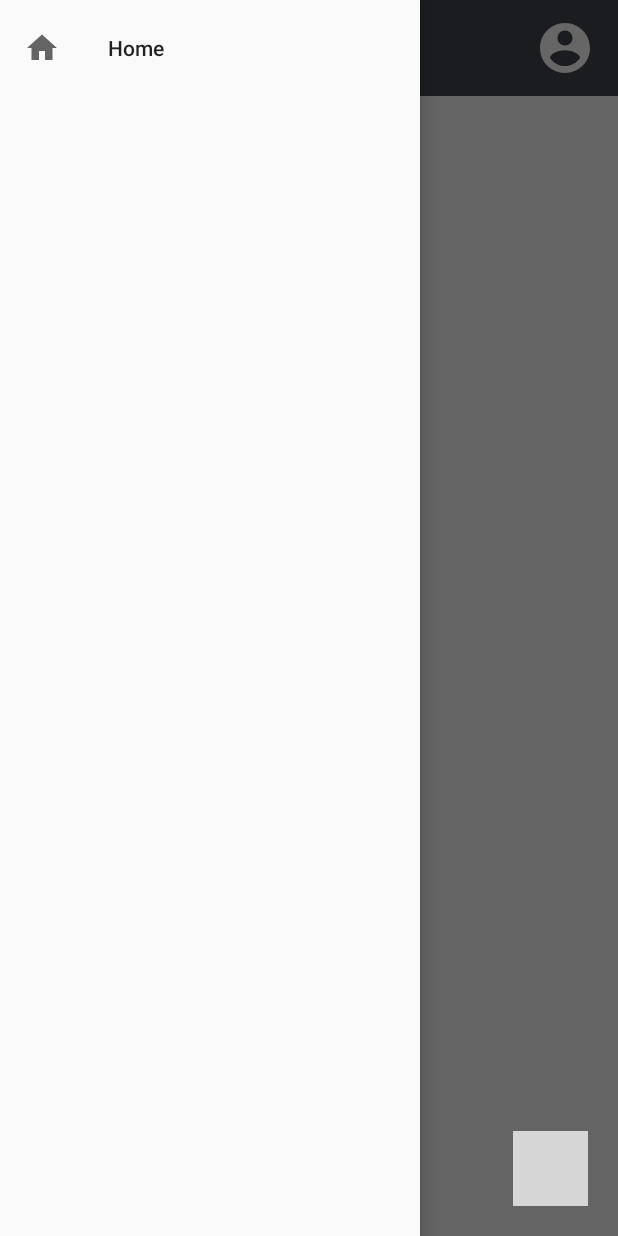
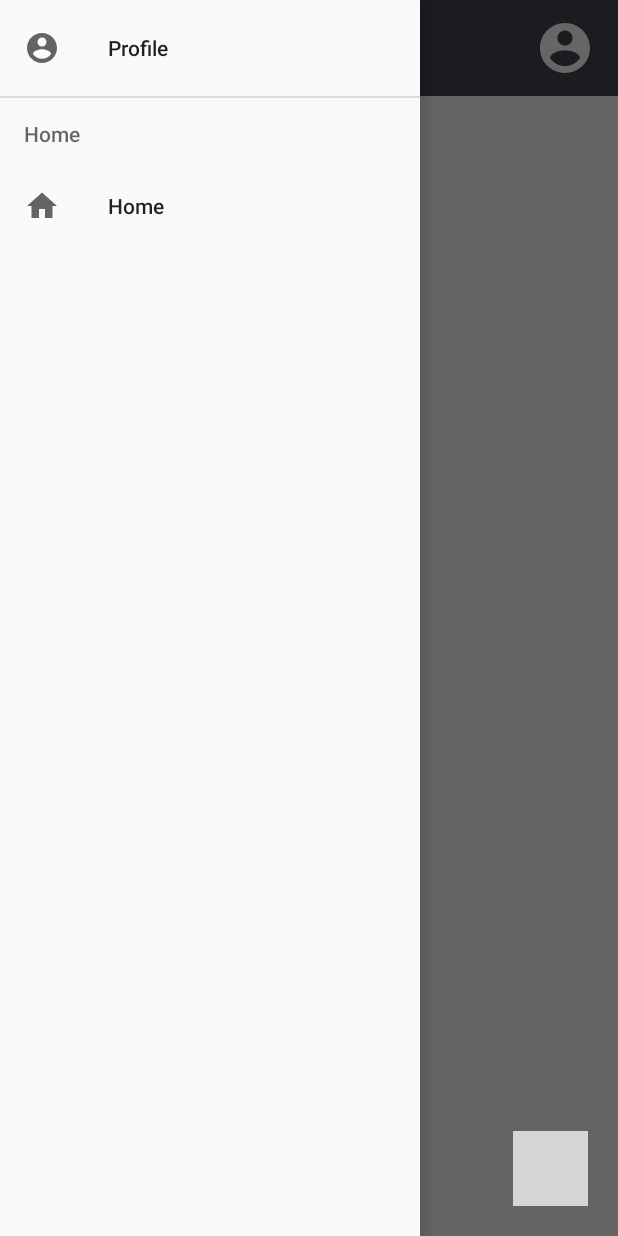
Before and after one commit to GAC-Yac/GACYac, an Android app: the screen it shows after launch (MainActivity), with the side drawer open, on a phone screen of 412 x 824 dp. Run offline under Robolectric (Android 15) with nearby library versions, the phone set to English and light mode, and no system bars; our stand-ins replace Firebase (no records; nobody signed in at launch, a user with empty details on screens opened directly); grey boxes are pictures that could not be loaded.

Commit message:
Removed Menu Button for meantime, Changed up look of Side Nav bar. Will add more things to it on case-by-case basis, as well link Profile to the Profile Activity

```diff
--- a/app/src/main/java/com/example/gacyac/MainActivity.kt
+++ b/app/src/main/java/com/example/gacyac/MainActivity.kt
@@ -149,11 +149,6 @@ class MainActivity : AppCompatActivity() {
             startActivity(intent)
         }
 
-        val menuButton: ImageButton = findViewById(R.id.menu_button)
-        menuButton.setOnClickListener{
-
-        }
-
         eventChangeListener()
 
     }
--- a/app/src/main/res/layout/user_toolbar_home.xml
+++ b/app/src/main/res/layout/user_toolbar_home.xml
@@ -36,18 +36,6 @@
             app:layout_constraintStart_toStartOf="parent"
             app:layout_constraintTop_toTopOf="parent" />
 
-        <ImageButton
-            android:id="@+id/menu_button"
-            android:contentDescription="@string/menuButtonDescription"
-            android:layout_width="wrap_content"
-            android:layout_height="wrap_content"
-            android:src="@drawable/ic_baseline_menu_24"
-            android:background="@null"
-            android:padding="15dp"
-            app:layout_constraintBottom_toBottomOf="parent"
-            app:layout_constraintStart_toStartOf="parent"
-            app:layout_constraintTop_toTopOf="parent" />
-
     </androidx.constraintlayout.widget.ConstraintLayout>
 
 </androidx.appcompat.widget.Toolbar>
--- a/app/src/main/res/menu/nav_menu.xml
+++ b/app/src/main/res/menu/nav_menu.xml
@@ -1,9 +1,20 @@
 <?xml version="1.0" encoding="utf-8"?>
-<menu xmlns:android="http://schemas.android.com/apk/res/android">
+<menu xmlns:android="http://schemas.android.com/apk/res/android"
+    xmlns:tools="http://schemas.android.com/tools"
+    tools:showIn="navigation_view">
 
     <item
-        android:id="@+id/nav_home"
-        android:icon="@drawable/ic_baseline_home_24"
-        android:title="Home" />
+        android:id="@+id/nav_profile"
+        android:icon="@drawable/profile_button"
+        android:title="Profile" />
+
+    <item android:title="Home">
+        <menu>
+            <item
+                android:id="@+id/nav_home"
+                android:icon="@drawable/ic_baseline_home_24"
+                android:title="Home" />
+        </menu>
+    </item>
 
 </menu>
```
Also changed, not shown: 1 other file.
